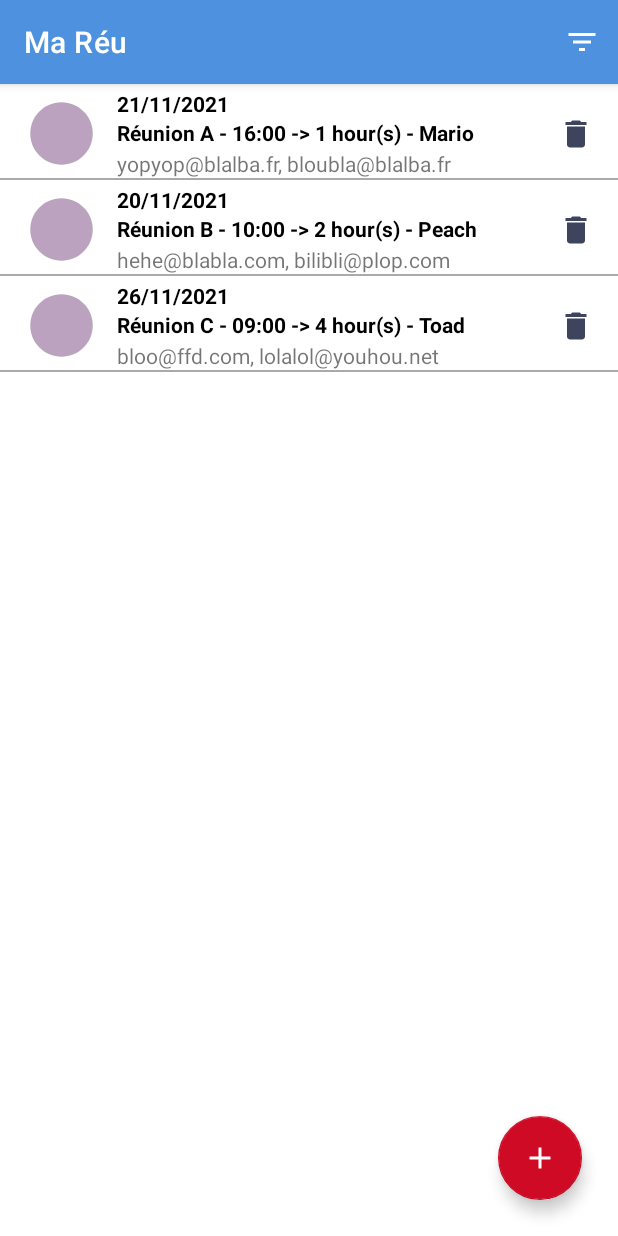
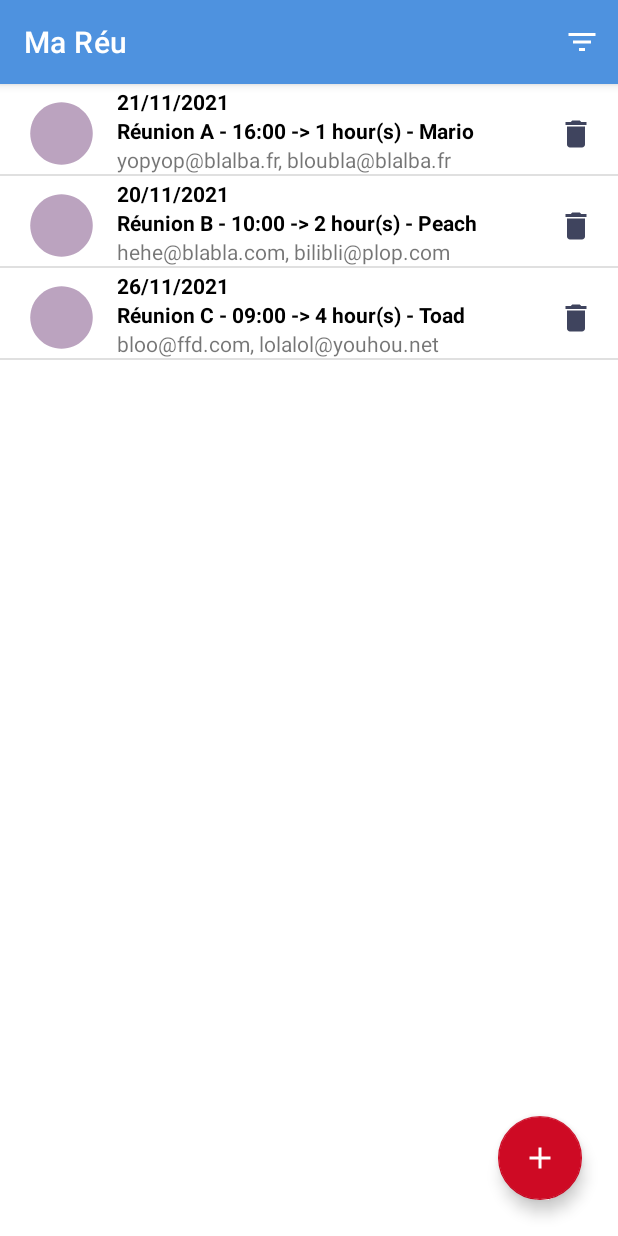
Before and after one commit to Strickle/MaReu, an Android app: the screen it shows after launch (MeetingListActivity), on a phone screen of 412 x 824 dp. Run offline under Robolectric (Android 15) with nearby library versions, the phone set to English and light mode, and no system bars; our stand-ins replace EventBus.

Commit message:
Add dividerItemDecoration to recyclerview (init)

```diff
--- a/app/src/main/java/com/nounapps/mareu/ui/meeting_list/AddMeetingActivity.java
+++ b/app/src/main/java/com/nounapps/mareu/ui/meeting_list/AddMeetingActivity.java
@@ -202,7 +202,7 @@ public class AddMeetingActivity extends AppCompatActivity    {
             return false;
         }
         if (listMails.isEmpty()) {
-            binding.tfParticipants.setError("Please type a participant mail");
+            binding.tfParticipants.setError("Please type a participant mail and Add it");
             return false;
         }
         return true;
--- a/app/src/main/java/com/nounapps/mareu/ui/meeting_list/MeetingListActivity.java
+++ b/app/src/main/java/com/nounapps/mareu/ui/meeting_list/MeetingListActivity.java
@@ -52,6 +52,8 @@ public class MeetingListActivity extends AppCompatActivity {
     private void initMyListMeetingRecyclerView(){
         mRecyclerview = findViewById(R.id.rv_meeting);
         MyListMeetingRecyclerViewAdapter myAdapter = new MyListMeetingRecyclerViewAdapter(mMeetings);
+
+        mRecyclerview.addItemDecoration(new DividerItemDecoration(MeetingListActivity.this, DividerItemDecoration.VERTICAL));
 
         mRecyclerview.setLayoutManager(new LinearLayoutManager(getApplicationContext(), LinearLayoutManager.VERTICAL, false));
         mRecyclerview.setAdapter(myAdapter);
--- a/app/src/main/res/layout/activity_list_item.xml
+++ b/app/src/main/res/layout/activity_list_item.xml
@@ -71,13 +71,4 @@
         app:srcCompat="@drawable/ic_baseline_delete_24"
         app:tint="#3F445E" />
 
-    <View android:id="@+id/tile_divider"
-        android:layout_width="match_parent"
-        android:layout_height="1dp"
-        android:background="@android:color/darker_gray"
-        app:layout_constraintTop_toBottomOf="@id/tv_participants"/>
-
-
-
-
 </androidx.constraintlayout.widget.ConstraintLayout>
```
